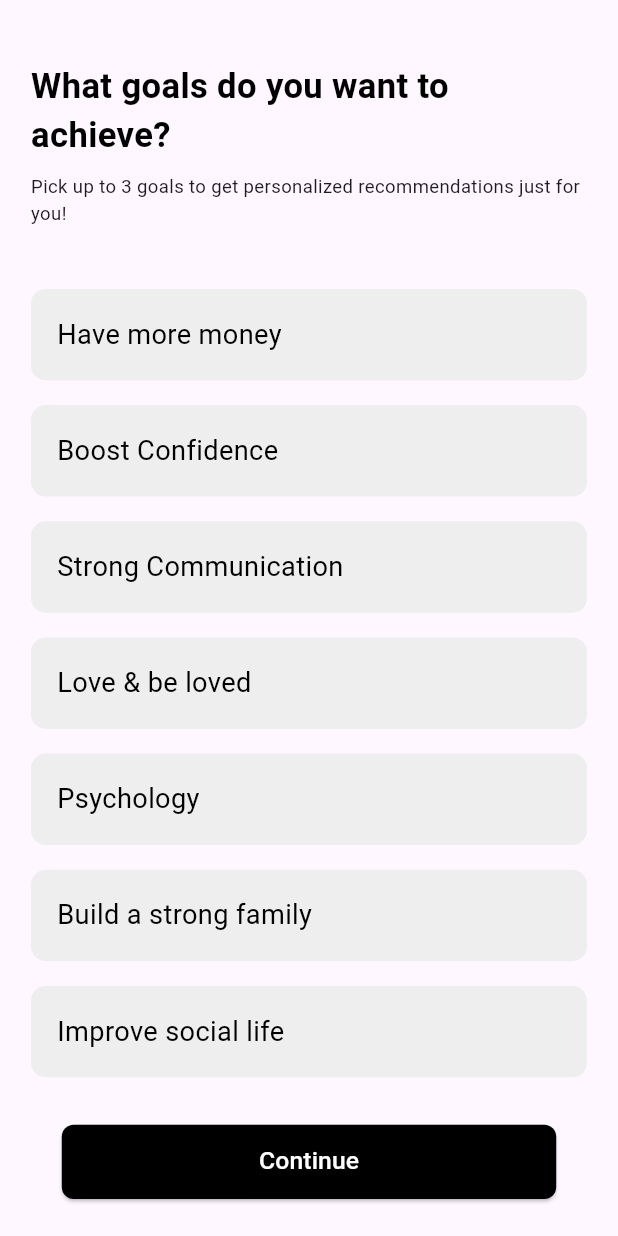
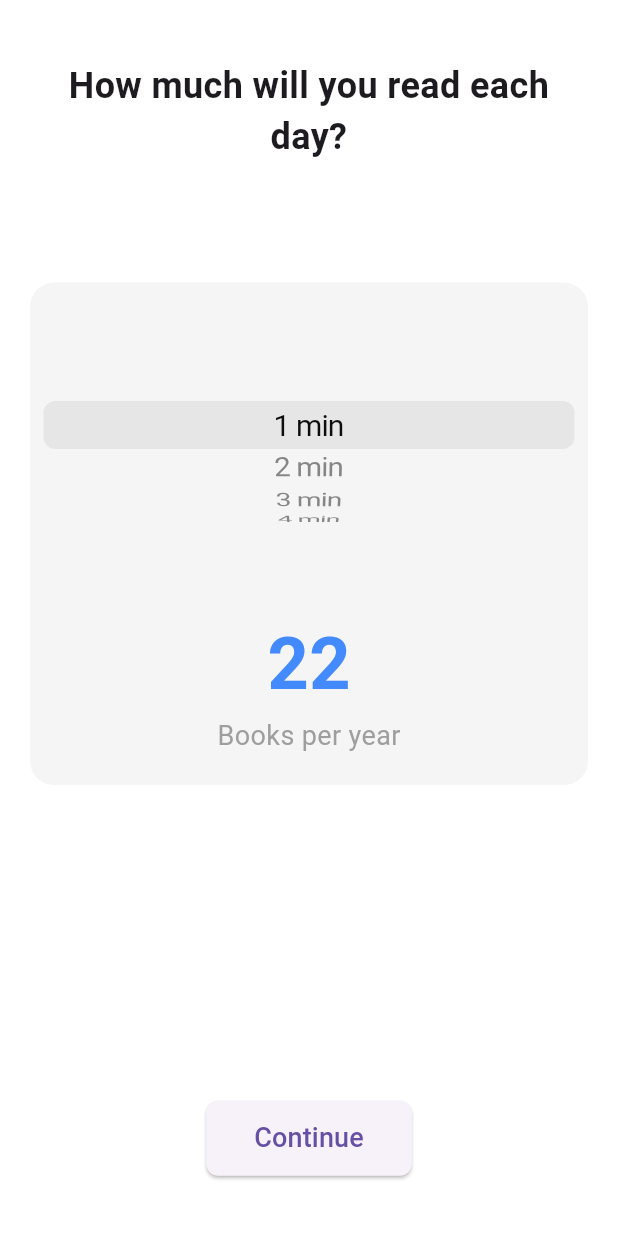
Before and after one commit to Umair-Amjad-Ali/Flutter, a Flutter app: the screen it shows after launch, after a tap on "Continue", on a phone screen of 412 x 824 dp. Run offline on Flutter 3.47's test engine with Material 3 defaults, Android fonts, the phone set to English and light mode, and no system bars.

Commit message:
`Updated subproject commit hash and changed home screen in main.dart`

```diff
--- a/book_reading/lib/main.dart
+++ b/book_reading/lib/main.dart
@@ -1,4 +1,5 @@
-import 'package:book_reading/screens/welcome/goals_screen.dart';
+import 'package:book_reading/screens/welcome/date_picker_screen.dart';
+
 import 'package:flutter/material.dart';
 
 void main() {
@@ -14,6 +15,6 @@ class MyApp extends StatelessWidget {
     return MaterialApp(
         debugShowCheckedModeBanner: false,
         title: 'Flutter Demo',
-        home: GoalsScreen());
+        home: DatePickerScreen());
   }
 }
--- /dev/null
+++ b/book_reading/lib/screens/welcome/date_picker_screen.dart
@@ -0,0 +1,129 @@
+import 'package:flutter/cupertino.dart';
+import 'package:flutter/material.dart';
+
+class DatePickerScreen extends StatefulWidget {
+  const DatePickerScreen({super.key});
+
+  @override
+  // ignore: library_private_types_in_public_api
+  _DatePickerScreenState createState() => _DatePickerScreenState();
+}
+
+class _DatePickerScreenState extends State<DatePickerScreen> {
+  int selectedMinutes = 20; // Default value
+  int booksPerYear = 456; // Based on the default value
+
+  void updateBooksPerYear(int minutes) {
+    // Logic to calculate books per year (adjust as needed)
+    setState(() {
+      selectedMinutes = minutes;
+      booksPerYear = (minutes * 456 ~/ 20); // Example formula
+    });
+  }
+
+  @override
+  Widget build(BuildContext context) {
+    return Scaffold(
+      backgroundColor: Colors.white,
+      body: SafeArea(
+        child: Padding(
+          padding: const EdgeInsets.symmetric(horizontal: 20),
+          child: Column(
+            mainAxisAlignment: MainAxisAlignment.spaceAround,
+            children: [
+              // Title text
+              Text(
+                "How much will you read each day?",
+                style: TextStyle(
+                  fontSize: 24,
+                  fontWeight: FontWeight.bold,
+                ),
+                textAlign: TextAlign.center,
+              ),
+
+              // Container for Date Picker and Books Per Year
+              Container(
+                padding: const EdgeInsets.symmetric(vertical: 20),
+                decoration: BoxDecoration(
+                  color: Colors.grey[100], // Background color for emphasis
+                  borderRadius: BorderRadius.circular(16),
+                ),
+                child: Column(
+                  mainAxisSize: MainAxisSize.min,
+                  children: [
+                    // Cupertino Picker for minutes
+                    SizedBox(
+                      height: 150,
+                      child: CupertinoPicker(
+                        scrollController: FixedExtentScrollController(
+                            initialItem: selectedMinutes - 1),
+                        itemExtent: 32.0,
+                        onSelectedItemChanged: (index) {
+                          int minutes =
+                              index + 1; // Offset by 1 for 1-based index
+                          updateBooksPerYear(minutes);
+                        },
+                        children: List<Widget>.generate(60, (index) {
+                          return Center(
+                            child: Text(
+                              "${index + 1} min",
+                              style: TextStyle(fontSize: 20),
+                            ),
+                          );
+                        }),
+                      ),
+                    ),
+
+                    // Spacer between Picker and Books Per Year display
+                    SizedBox(height: 50),
+
+                    // Books per year display
+                    Column(
+                      children: [
+                        Text(
+                          "$booksPerYear",
+                          style: TextStyle(
+                            fontSize: 48,
+                            fontWeight: FontWeight.bold,
+                            color: Colors.blueAccent,
+                          ),
+                        ),
+                        Text(
+                          "Books per year",
+                          style: TextStyle(fontSize: 18, color: Colors.grey),
+                        ),
+                      ],
+                    ),
+                  ],
+                ),
+              ),
+
+              // Spacer to add space above the button
+              SizedBox(height: 50),
+
+              // Continue button
+              ElevatedButton(
+                onPressed: () {
+                  // Action for the Continue button
+                  print("Selected Minutes: $selectedMinutes");
+                  print("Books per Year: $booksPerYear");
+                },
+                style: ElevatedButton.styleFrom(
+                  padding:
+                      EdgeInsets.symmetric(vertical: 12.0, horizontal: 32.0),
+                  shape: RoundedRectangleBorder(
+                    borderRadius: BorderRadius.circular(8.0),
+                  ),
+                ),
+                child: Text(
+                  "Continue",
+                  style: TextStyle(fontSize: 18),
+                ),
+              ),
+            ],
+          ),
+        ),
+      ),
+    );
+  }
+}
```
